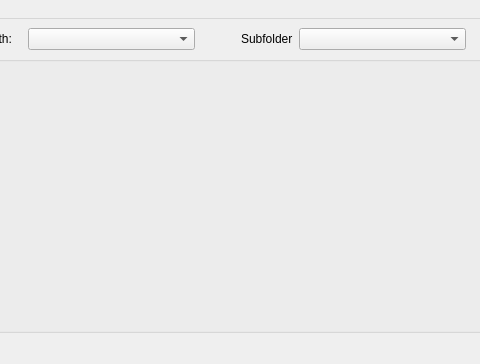
This is mdaviz/resources/mainwindow.ui in BCDA-APS/mdaviz as Qt 5 draws it before an edit; both pictures show x 101 to 581 and y 0 to 364 of the 719 by 364 pixel window. The edited form follows.
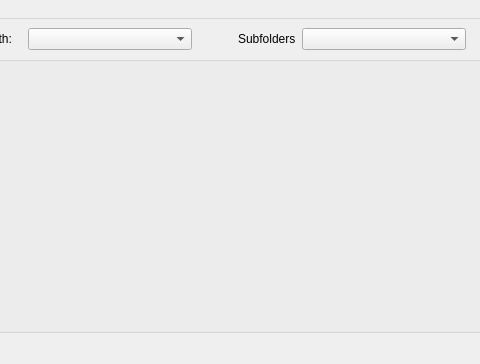
This is the edited form.

Commit message: DEV #13 change ui text and update icons

Diff of the .ui file:
```diff
--- a/mdaviz/resources/mainwindow.ui
+++ b/mdaviz/resources/mainwindow.ui
@@ -63,7 +63,7 @@
       <item>
        <widget class="QLabel" name="subfolder_label">
         <property name="text">
-         <string>Subfolder</string>
+         <string>Subfolders</string>
         </property>
        </widget>
       </item>
```
The commit also changes 5 other files.
